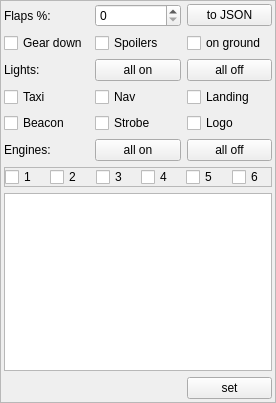
The window that src/blackgui/editors/aircraftpartsform.ui (swift-project/pilotclient) describes before a commit, drawn with Qt 5.
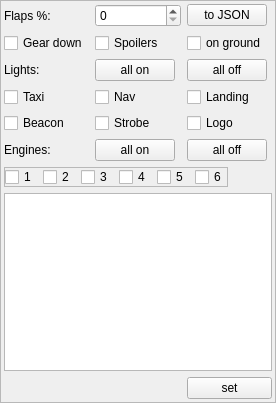
The same window after the commit.

Diff of the .ui file:
```diff
--- a/src/blackgui/editors/aircraftpartsform.ui
+++ b/src/blackgui/editors/aircraftpartsform.ui
@@ -39,7 +39,7 @@
      </property>
     </widget>
    </item>
-   <item row="5" column="2">
+   <item row="5" column="2" alignment="Qt::AlignLeft">
     <widget class="QPushButton" name="pb_AircraftPartsEnginesOff">
      <property name="text">
       <string>all off</string>
@@ -77,7 +77,7 @@
      </property>
     </widget>
    </item>
-   <item row="0" column="2">
+   <item row="0" column="2" alignment="Qt::AlignLeft">
     <widget class="QPushButton" name="pb_AircraftPartsUiToJson">
      <property name="text">
       <string>to JSON</string>
@@ -126,14 +126,14 @@
      </property>
     </widget>
    </item>
-   <item row="2" column="2">
+   <item row="2" column="2" alignment="Qt::AlignLeft">
     <widget class="QPushButton" name="pb_AircraftPartsLightsOff">
      <property name="text">
       <string>all off</string>
      </property>
     </widget>
    </item>
-   <item row="2" column="1">
+   <item row="2" column="1" alignment="Qt::AlignLeft">
     <widget class="QPushButton" name="pb_AircraftPartsLightsOn">
      <property name="text">
       <string>all on</string>
@@ -147,7 +147,7 @@
      </property>
     </widget>
    </item>
-   <item row="5" column="1">
+   <item row="5" column="1" alignment="Qt::AlignLeft">
     <widget class="QPushButton" name="pb_AircraftPartsEnginesOn">
      <property name="text">
       <string>all on</string>
@@ -164,7 +164,7 @@
      </property>
     </widget>
    </item>
-   <item row="6" column="0" colspan="3">
+   <item row="6" column="0" colspan="3" alignment="Qt::AlignLeft">
     <widget class="QFrame" name="fr_Engines">
      <property name="minimumSize">
       <size>
```
Left out of the diff: 25 changed lines with no effect on the pictures.
